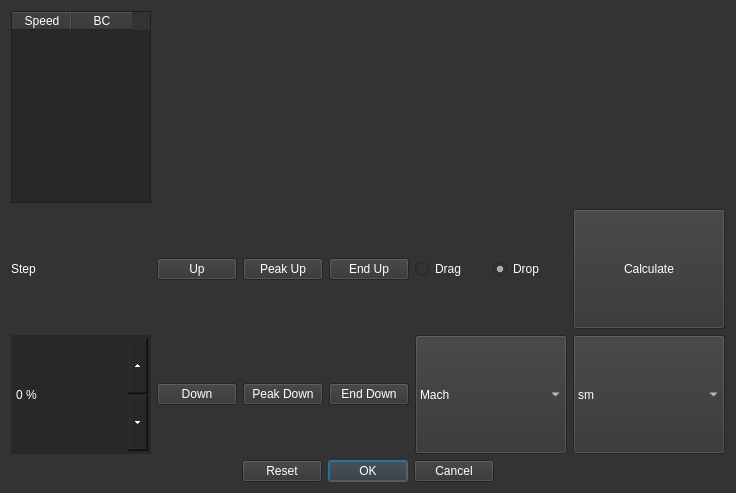
Old version of the form ui_templates/drag_func_edit.ui in the repository o-murphy/archer_ballistics_constructor.
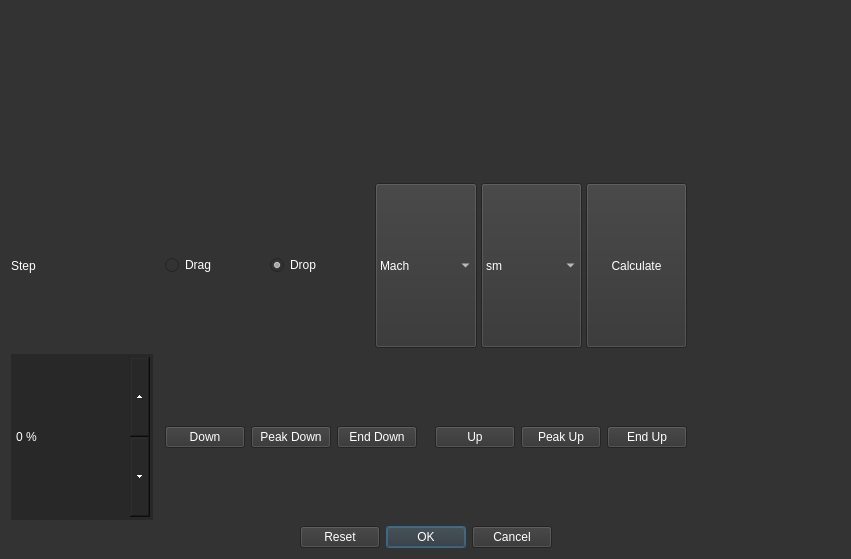
New version of the form. Icons and pictures are not drawn.

Commit message: drop table widget updated

```diff
--- a/ui_templates/drag_func_edit.ui
+++ b/ui_templates/drag_func_edit.ui
@@ -9,8 +9,8 @@
    <rect>
     <x>0</x>
     <y>0</y>
-    <width>736</width>
-    <height>493</height>
+    <width>851</width>
+    <height>559</height>
    </rect>
   </property>
   <property name="sizePolicy">
@@ -21,8 +21,8 @@
   </property>
   <property name="minimumSize">
    <size>
-    <width>736</width>
-    <height>493</height>
+    <width>851</width>
+    <height>559</height>
    </size>
   </property>
   <property name="windowTitle">
@@ -84,55 +84,10 @@
 }</string>
   </property>
   <layout class="QGridLayout" name="gridLayout" columnstretch="0,0,0,0">
-   <item row="2" column="3">
-    <widget class="QPushButton" name="Calculate">
-     <property name="sizePolicy">
-      <sizepolicy hsizetype="Minimum" vsizetype="Expanding">
-       <horstretch>0</horstretch>
-       <verstretch>0</verstretch>
-      </sizepolicy>
-     </property>
-     <property name="text">
-      <string>Calculate</string>
-     </property>
-    </widget>
-   </item>
-   <item row="0" column="0" rowspan="2">
-    <widget class="QTableWidget" name="bcTable">
-     <property name="minimumSize">
-      <size>
-       <width>140</width>
-       <height>0</height>
-      </size>
-     </property>
-     <property name="maximumSize">
-      <size>
-       <width>140</width>
-       <height>16777215</height>
-      </size>
-     </property>
-     <attribute name="horizontalHeaderDefaultSectionSize">
-      <number>60</number>
-     </attribute>
-     <attribute name="horizontalHeaderMinimumSectionSize">
-      <number>45</number>
-     </attribute>
-     <column>
-      <property name="text">
-       <string>Speed</string>
-      </property>
-     </column>
-     <column>
-      <property name="text">
-       <string>BC</string>
-      </property>
-     </column>
-    </widget>
-   </item>
-   <item row="3" column="0">
+   <item row="2" column="0">
     <widget class="QSpinBox" name="Step">
      <property name="sizePolicy">
-      <sizepolicy hsizetype="Preferred" vsizetype="Expanding">
+      <sizepolicy hsizetype="Preferred" vsizetype="Minimum">
        <horstretch>0</horstretch>
        <verstretch>0</verstretch>
       </sizepolicy>
@@ -151,10 +106,10 @@
      </property>
     </widget>
    </item>
-   <item row="2" column="0">
+   <item row="1" column="0">
     <widget class="QLabel" name="labelStep">
      <property name="sizePolicy">
-      <sizepolicy hsizetype="Preferred" vsizetype="Expanding">
+      <sizepolicy hsizetype="Preferred" vsizetype="Minimum">
        <horstretch>0</horstretch>
        <verstretch>0</verstretch>
       </sizepolicy>
@@ -168,9 +123,12 @@
      <property name="text">
       <string>Step</string>
      </property>
+     <property name="margin">
+      <number>6</number>
+     </property>
     </widget>
    </item>
-   <item row="4" column="0" colspan="4">
+   <item row="3" column="0" colspan="4">
     <widget class="QDialogButtonBox" name="buttonBox">
      <property name="standardButtons">
       <set>QDialogButtonBox::Cancel|QDialogButtonBox::Ok|QDialogButtonBox::Reset</set>
@@ -180,48 +138,23 @@
      </property>
     </widget>
    </item>
-   <item row="3" column="2">
-    <widget class="QComboBox" name="distanceQuantity">
-     <property name="sizePolicy">
-      <sizepolicy hsizetype="Preferred" vsizetype="Expanding">
-       <horstretch>0</horstretch>
-       <verstretch>0</verstretch>
-      </sizepolicy>
-     </property>
-     <item>
-      <property name="text">
-       <string>Mach</string>
-      </property>
-     </item>
-     <item>
-      <property name="text">
-       <string>m/s</string>
-      </property>
-     </item>
-     <item>
-      <property name="text">
-       <string>ft/s</string>
-      </property>
-     </item>
-    </widget>
-   </item>
-   <item row="3" column="1">
+   <item row="2" column="1">
     <widget class="QWidget" name="widget_3" native="true">
      <property name="sizePolicy">
-      <sizepolicy hsizetype="Preferred" vsizetype="Expanding">
+      <sizepolicy hsizetype="Preferred" vsizetype="Minimum">
        <horstretch>0</horstretch>
        <verstretch>0</verstretch>
       </sizepolicy>
      </property>
      <layout class="QHBoxLayout" name="horizontalLayout_3">
       <property name="leftMargin">
-       <number>0</number>
+       <number>6</number>
       </property>
       <property name="topMargin">
        <number>0</number>
       </property>
       <property name="rightMargin">
-       <number>0</number>
+       <number>6</number>
       </property>
       <property name="bottomMargin">
        <number>0</number>
@@ -286,23 +219,26 @@
      </layout>
     </widget>
    </item>
-   <item row="2" column="1">
+   <item row="0" column="0" colspan="4">
+    <widget class="QWidget" name="widget_5" native="true"/>
+   </item>
+   <item row="2" column="2">
     <widget class="QWidget" name="widget_2" native="true">
      <property name="sizePolicy">
-      <sizepolicy hsizetype="Preferred" vsizetype="Expanding">
+      <sizepolicy hsizetype="Preferred" vsizetype="Minimum">
        <horstretch>0</horstretch>
        <verstretch>0</verstretch>
       </sizepolicy>
      </property>
      <layout class="QHBoxLayout" name="horizontalLayout_2">
       <property name="leftMargin">
-       <number>0</number>
+       <number>6</number>
       </property>
       <property name="topMargin">
        <number>0</number>
       </property>
       <property name="rightMargin">
-       <number>0</number>
+       <number>6</number>
       </property>
       <property name="bottomMargin">
        <number>0</number>
@@ -367,10 +303,10 @@
      </layout>
     </widget>
    </item>
-   <item row="2" column="2">
+   <item row="1" column="1" colspan="2">
     <widget class="QWidget" name="widget" native="true">
      <property name="sizePolicy">
-      <sizepolicy hsizetype="Preferred" vsizetype="Expanding">
+      <sizepolicy hsizetype="Preferred" vsizetype="Minimum">
        <horstretch>0</horstretch>
        <verstretch>0</verstretch>
       </sizepolicy>
@@ -380,13 +316,13 @@
        <number>4</number>
       </property>
       <property name="leftMargin">
-       <number>0</number>
+       <number>6</number>
       </property>
       <property name="topMargin">
        <number>0</number>
       </property>
       <property name="rightMargin">
-       <number>0</number>
+       <number>6</number>
       </property>
       <property name="bottomMargin">
        <number>0</number>
@@ -411,13 +347,35 @@
         </property>
        </widget>
       </item>
-     </layout>
-    </widget>
-   </item>
-   <item row="3" column="3">
+      <item>
+       <widget class="QComboBox" name="distanceQuantity">
+        <property name="sizePolicy">
+         <sizepolicy hsizetype="Preferred" vsizetype="Minimum">
+          <horstretch>0</horstretch>
+          <verstretch>0</verstretch>
+         </sizepolicy>
+        </property>
+        <item>
+         <property name="text">
+          <string>Mach</string>
+         </property>
+        </item>
+        <item>
+         <property name="text">
+          <string>m/s</string>
+         </property>
+        </item>
+        <item>
+         <property name="text">
+          <string>ft/s</string>
+         </property>
+        </item>
+       </widget>
+      </item>
+      <item>
     <widget class="QComboBox" name="holdOffQuantity">
      <property name="sizePolicy">
-      <sizepolicy hsizetype="Preferred" vsizetype="Expanding">
+         <sizepolicy hsizetype="Preferred" vsizetype="Minimum">
        <horstretch>0</horstretch>
        <verstretch>0</verstretch>
       </sizepolicy>
@@ -437,6 +395,22 @@
        <string>MOA</string>
       </property>
      </item>
+       </widget>
+      </item>
+      <item>
+       <widget class="QPushButton" name="Calculate">
+        <property name="sizePolicy">
+         <sizepolicy hsizetype="Minimum" vsizetype="Minimum">
+          <horstretch>0</horstretch>
+          <verstretch>0</verstretch>
+         </sizepolicy>
+        </property>
+        <property name="text">
+         <string>Calculate</string>
+        </property>
+       </widget>
+      </item>
+     </layout>
     </widget>
    </item>
   </layout>
```
Lines whose indentation alone changed are shown as unchanged. The commit also changes 12 other files.
